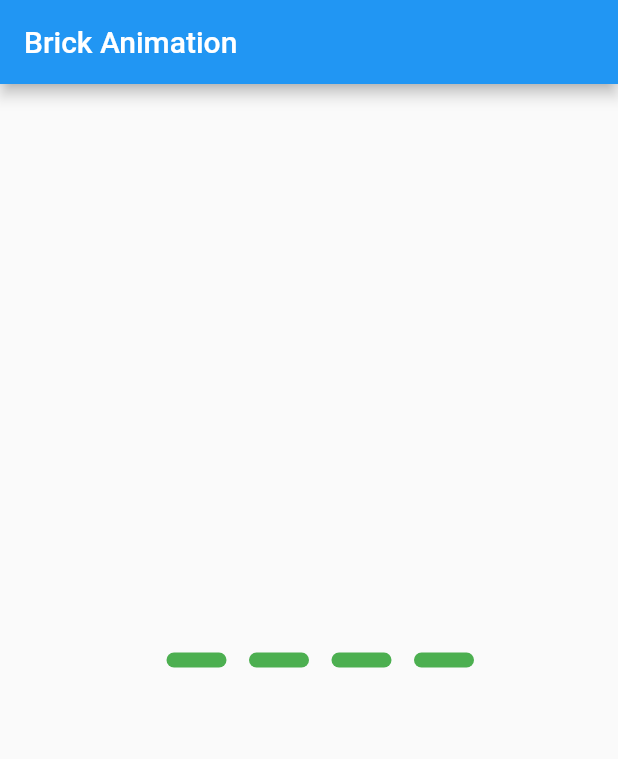
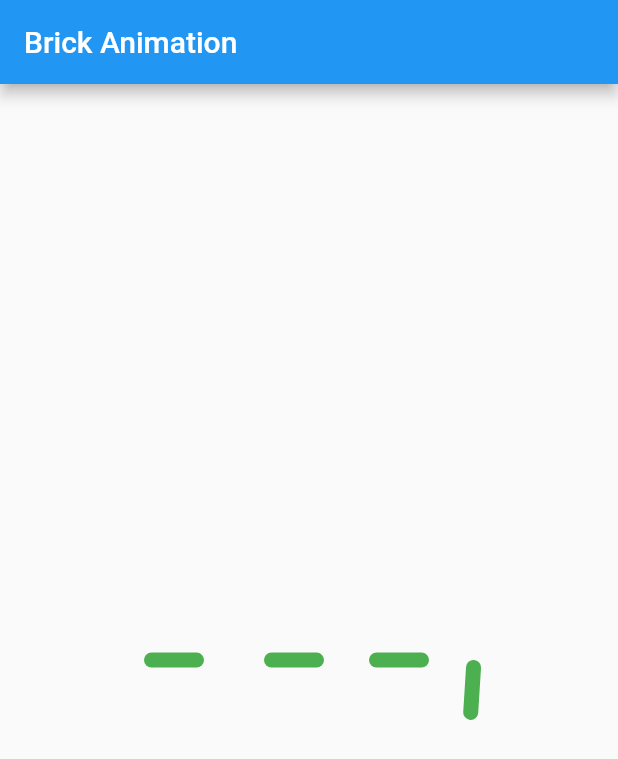
Before and after one commit to bhavikvashi1804/flutter_basic_animations, a Flutter app: the screen it shows after launch, on a phone screen of 412 x 824 dp. Shown: the top 759 px of the screen. Run offline on Flutter 3.47's test engine with Material 2 defaults, Android fonts, the phone set to English and light mode, and no system bars.

Commit message:
Brick Animation: 03 Animate

```diff
--- a/lib/brick_anim.dart
+++ b/lib/brick_anim.dart
@@ -1,4 +1,6 @@
 import 'package:flutter/material.dart';
+import 'dart:math' as math;
+
 
 class BrickPage extends StatefulWidget {
   @override
@@ -15,10 +17,12 @@ class _BrickPageState extends State<BrickPage> with TickerProviderStateMixin{
 
     _animationController=AnimationController(
       vsync: this,
-      duration: Duration(milliseconds: 20)
+      duration: Duration(milliseconds: 5000)
     );
 
     _tween=Tween(begin: 0.0,end: 1.0);
+
+    _animationController.repeat();
 
     super.initState();
   }
@@ -103,16 +107,90 @@ class _BrickPageState extends State<BrickPage> with TickerProviderStateMixin{
         child: Row(
           mainAxisAlignment: MainAxisAlignment.center,
           children: <Widget>[
-            Brick(),
-            Brick(),
-            Brick(),
-            Brick(),
+            AnimatedBrick(
+              animations: [animOne, animTwo],
+              controller: _animationController,
+              marginLeft: 0.0,
+              alignment: Alignment.centerLeft,
+              isClockWise: true,
+            ),
+            AnimatedBrick(
+              animations: [animThree, animEight],
+              controller: _animationController,
+              marginLeft: 0.0,
+              isClockWise: false,
+            ),
+            AnimatedBrick(
+              animations: [animFour, animSeven],
+              controller: _animationController,
+              marginLeft: 30.0,
+              isClockWise: true,
+            ),
+            AnimatedBrick(
+              animations: [animFive, animSix],
+              controller: _animationController,
+              marginLeft: 30.0,
+              isClockWise: false,
+            ),
           ],
         )
       ),
     );
   }
 }
+
+
+class AnimatedBrick extends AnimatedWidget{
+
+  final AnimationController controller;
+  final List<Animation> animations;
+  final double marginLeft;
+  final Alignment alignment;
+  final bool isClockWise;
+
+  AnimatedBrick(
+      {Key key,
+      this.controller,
+      this.animations,
+      this.marginLeft,
+      this.alignment = Alignment.centerRight,
+      this.isClockWise})
+      : super(key: key, listenable: controller);
+
+
+  Matrix4 clockWise(animation) =>
+      Matrix4.rotationZ(animation.value * math.pi * 2.0 * 0.5);
+  Matrix4 antiClockWise(animation) =>
+      Matrix4.rotationZ(-(animation.value * math.pi * 2.0 * 0.5));
+
+
+  @override
+  Widget build(BuildContext context) {
+    var firstTransformation, secondTransformation;
+
+    if (isClockWise) {
+      firstTransformation = clockWise(animations[0]);
+      secondTransformation = clockWise(animations[1]);
+    } else {
+      firstTransformation = antiClockWise(animations[0]);
+      secondTransformation = antiClockWise(animations[1]);
+    }
+
+    return Transform(
+      transform: firstTransformation,
+      alignment: alignment,
+      child: Transform(
+        transform: secondTransformation,
+        alignment: alignment,
+        child: Brick(
+          leftMargin: marginLeft,
+        ),
+      ),
+    );
+  }
+
+}
+
 
 class Brick extends StatelessWidget {
 
```
